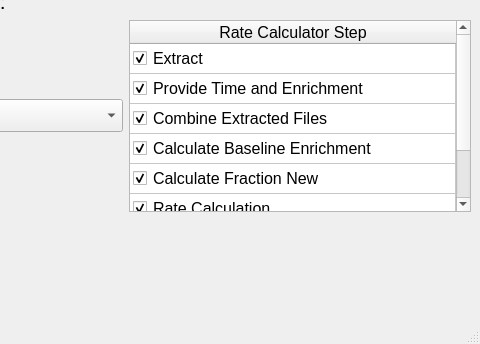
Above: ui_files/Main_Menu.ui from JC-Price/DeuteRater before the change; both pictures show x 177 to 657 and y 206 to 550 of the 657 by 550 pixel window. Below: the same form after it.
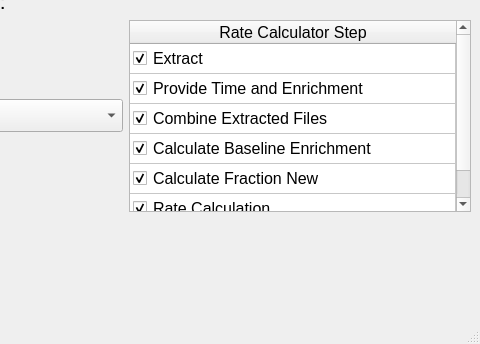
That is the form after the change. Icons and pictures are not drawn.

Patch:
```diff
--- a/ui_files/Main_Menu.ui
+++ b/ui_files/Main_Menu.ui
@@ -165,7 +165,7 @@
        <set>QAbstractItemView::NoEditTriggers</set>
       </property>
       <property name="rowCount">
-       <number>7</number>
+       <number>6</number>
       </property>
       <attribute name="horizontalHeaderCascadingSectionResizes">
        <bool>false</bool>
@@ -242,14 +242,6 @@
         <enum>Checked</enum>
        </property>
       </item>
-      <item row="6" column="0">
-       <property name="text">
-        <string>Combine Sequence Rates</string>
-       </property>
-       <property name="checkState">
-        <enum>Checked</enum>
-       </property>
-      </item>
      </widget>
     </item>
    </layout>
```
